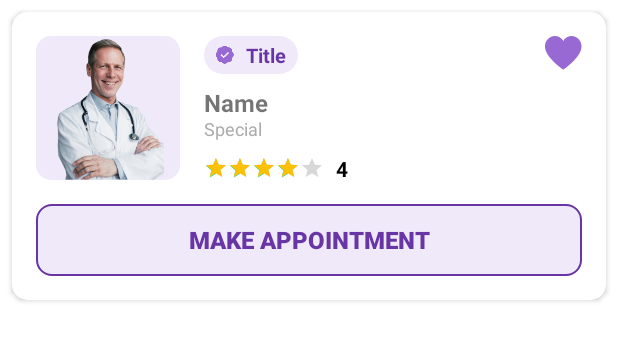
After one commit to Vaibhav0120/LifeBeat, an Android app: the layout viewholder_doc_list.xml on its own in the app's theme, with its tools: preview values and no code run, on a phone screen of 412 x 824 dp. The commit adds this screen. Shown: the top 341 px of the screen. Run offline under Robolectric (Android 15) with nearby library versions, the phone set to English and light mode, and no system bars.

Commit message:
Work Ready For 5

```diff
--- a/app/src/main/AndroidManifest.xml
+++ b/app/src/main/AndroidManifest.xml
@@ -15,9 +15,11 @@
         android:theme="@style/Theme.LifeBeat"
         tools:targetApi="31">
         <activity
+            android:name=".ui.DocListActivity"
+            android:exported="false" />
+        <activity
             android:name=".ui.DetailActivity"
-            android:exported="false" />
-        <!-- RegisterActivity -->
+            android:exported="false" /> <!-- RegisterActivity -->
         <activity
             android:name=".authPages.RegisterActivity"
             android:exported="false" /> <!-- LoginActivity -->
--- /dev/null
+++ b/app/src/main/res/drawable/light_purple_bg_full_corner.xml
@@ -0,0 +1,9 @@
+<?xml version="1.0" encoding="utf-8"?>
+<selector xmlns:android="http://schemas.android.com/apk/res/android">
+    <item>
+        <shape android:shape="rectangle">
+            <solid android:color="@color/lightPurple"/>
+            <corners android:radius="100dp"/>
+        </shape>
+    </item>
+</selector>
--- /dev/null
+++ b/app/src/main/res/drawable/purple_button_stroke.xml
@@ -0,0 +1,10 @@
+<?xml version="1.0" encoding="utf-8"?>
+<selector xmlns:android="http://schemas.android.com/apk/res/android">
+<item>
+    <shape android:shape="rectangle">
+        <solid android:color="@color/lightPurple"/>
+        <corners android:radius="10dp"/>
+        <stroke android:width="1dp" android:color="@color/darkPurple"/>
+    </shape>
+</item>
+</selector>
--- a/app/src/main/res/layout/fragment_home.xml
+++ b/app/src/main/res/layout/fragment_home.xml
@@ -172,6 +172,7 @@
                     android:layout_marginStart="16dp"/>
 
                 <TextView
+                    android:id="@+id/seeAllDocList"
                     android:layout_width="wrap_content"
                     android:layout_height="wrap_content"
                     android:layout_marginEnd="16dp"
--- /dev/null
+++ b/app/src/main/res/layout/viewholder_doc_list.xml
@@ -0,0 +1,112 @@
+<?xml version="1.0" encoding="utf-8"?>
+<androidx.cardview.widget.CardView xmlns:android="http://schemas.android.com/apk/res/android"
+    xmlns:app="http://schemas.android.com/apk/res-auto"
+    xmlns:tools="http://schemas.android.com/tools"
+    android:layout_width="match_parent"
+    android:layout_height="wrap_content"
+    android:layout_margin="8dp"
+    app:cardCornerRadius="10dp">
+
+    <androidx.constraintlayout.widget.ConstraintLayout
+        android:layout_width="match_parent"
+        android:layout_height="wrap_content"
+        android:layout_margin="16dp">
+
+        <ImageView
+            android:id="@+id/img"
+            android:layout_width="96dp"
+            android:layout_height="96dp"
+            android:background="@drawable/light_purple_bg"
+            app:layout_constraintStart_toStartOf="parent"
+            app:layout_constraintTop_toTopOf="parent"
+            app:srcCompat="@drawable/doctor" />
+
+        <TextView
+            android:id="@+id/degreeTxt"
+            android:layout_width="wrap_content"
+            android:layout_height="25dp"
+            android:layout_marginStart="16dp"
+            android:background="@drawable/light_purple_bg_full_corner"
+            android:drawableStart="@drawable/tick"
+            android:drawablePadding="8dp"
+            android:gravity="center"
+            android:paddingStart="8dp"
+            android:paddingEnd="8dp"
+            android:text="Title"
+            android:textColor="@color/darkPurple"
+            android:textSize="13sp"
+            android:textStyle="bold"
+            app:layout_constraintStart_toEndOf="@+id/img"
+            app:layout_constraintTop_toTopOf="parent" />
+
+        <TextView
+            android:id="@+id/nameTxt"
+            android:layout_width="0dp"
+            android:layout_height="20dp"
+            android:layout_marginTop="8dp"
+            android:text="Name"
+            android:textSize="16sp"
+            android:textStyle="bold"
+            app:layout_constraintEnd_toEndOf="parent"
+            app:layout_constraintStart_toStartOf="@+id/degreeTxt"
+            app:layout_constraintTop_toBottomOf="@+id/degreeTxt" />
+
+        <TextView
+            android:id="@+id/specialTxt"
+            android:layout_width="0dp"
+            android:layout_height="wrap_content"
+            android:text="Special"
+            android:textColor="@color/gray"
+            android:textSize="12sp"
+            app:layout_constraintEnd_toEndOf="parent"
+            app:layout_constraintStart_toStartOf="@+id/nameTxt"
+            app:layout_constraintTop_toBottomOf="@+id/nameTxt" />
+
+        <RatingBar
+            android:id="@+id/ratingBar"
+            style="?android:attr/ratingBarStyleSmall"
+            android:layout_width="wrap_content"
+            android:layout_height="wrap_content"
+            android:numStars="5"
+            android:progress="5"
+            android:progressTint="#fcc106"
+            android:rating="4"
+            app:layout_constraintBottom_toBottomOf="@+id/img"
+            app:layout_constraintStart_toStartOf="@+id/specialTxt" />
+
+        <TextView
+            android:id="@+id/scoreTxt"
+            android:layout_width="wrap_content"
+            android:layout_height="wrap_content"
+            android:layout_marginStart="8dp"
+            android:text="4"
+            android:textColor="@color/black"
+            android:textStyle="bold"
+            app:layout_constraintBottom_toBottomOf="@+id/ratingBar"
+            app:layout_constraintStart_toEndOf="@+id/ratingBar"
+            app:layout_constraintTop_toTopOf="@+id/ratingBar" />
+
+        <androidx.appcompat.widget.AppCompatButton
+            android:id="@+id/makeBtn"
+            style="@style/Widget.AppCompat.Button"
+            android:layout_width="0dp"
+            android:layout_height="wrap_content"
+            android:layout_marginTop="16dp"
+            android:background="@drawable/purple_button_stroke"
+            android:text="Make Appointment"
+            android:textColor="@color/darkPurple"
+            android:textSize="16sp"
+            android:textStyle="bold"
+            app:layout_constraintEnd_toEndOf="parent"
+            app:layout_constraintStart_toStartOf="parent"
+            app:layout_constraintTop_toBottomOf="@+id/img" />
+
+        <ImageView
+            android:id="@+id/favBtn"
+            android:layout_width="wrap_content"
+            android:layout_height="wrap_content"
+            app:layout_constraintEnd_toEndOf="parent"
+            app:layout_constraintTop_toTopOf="parent"
+            app:srcCompat="@drawable/fav_bold" />
+    </androidx.constraintlayout.widget.ConstraintLayout>
+</androidx.cardview.widget.CardView>
```
Also changed, not shown: app/src/main/java/com/example/lifebeat/Adapter/DocListAdapter.kt (added, +44 -0 lines), app/src/main/java/com/example/lifebeat/MainActivity.kt (+4 -3 lines), app/src/main/java/com/example/lifebeat/ui/DetailActivity.kt (+37 -19 lines), app/src/main/java/com/example/lifebeat/ui/DocListActivity.kt (added, +43 -0 lines), app/src/main/java/com/example/lifebeat/ui/HomeFragment.kt (+11 -3 lines), app/src/main/res/layout/activity_doc_list.xml (added, +53 -0 lines).
